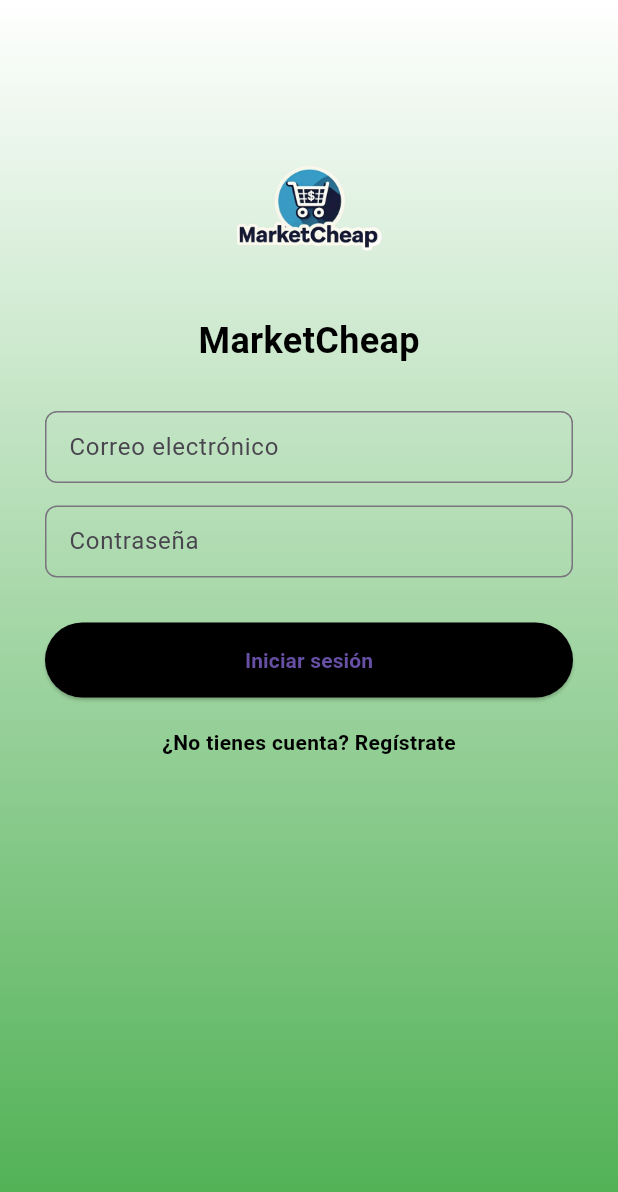
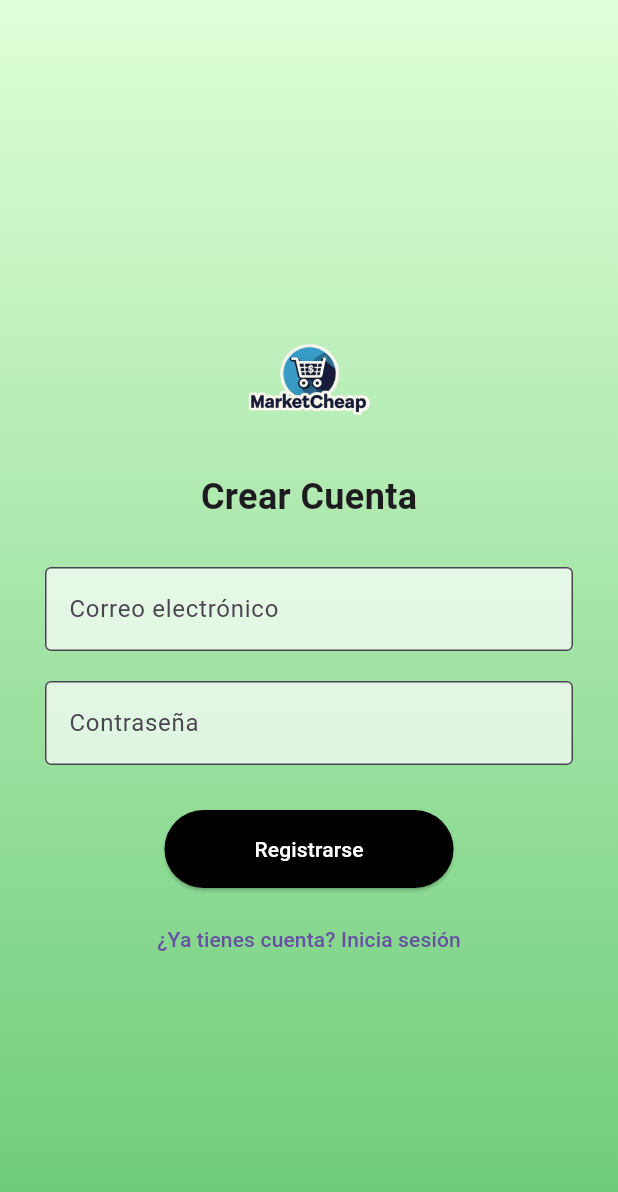
Before and after one commit to Jeisson177/Innovacion, a Flutter app: the screen it shows after launch, after a tap on "¿No tienes cuenta? Regístrate", on a phone screen of 412 x 824 dp. Shown: the top 1192 px of the screen. Run offline on Flutter 3.47's test engine with Material 3 defaults, Android fonts, the light colour scheme and no system bars; our stand-ins replace firebase_auth, firebase_core, google_sign_in; missing offline and left inert: flutter_facebook_auth; accounts and stored records are empty; network calls fail.

Commit message:
registro bien, autenticacion en proceso

```diff
--- a/marketcheap/lib/InicioScreen.dart
+++ b/marketcheap/lib/InicioScreen.dart
@@ -16,7 +16,7 @@ class InicioScreen extends StatelessWidget {
               padding: const EdgeInsets.all(10),
               decoration: const BoxDecoration(
                 gradient: LinearGradient(
-                  colors: [Colors.white, Colors.green],
+                  colors: [Color.fromARGB(255, 98, 195, 107), Color.fromARGB(255, 40, 132, 44)],
                 ),
               ),
               child: Row(
@@ -57,7 +57,7 @@ class InicioScreen extends StatelessWidget {
               padding: const EdgeInsets.all(10),
               decoration: BoxDecoration(
                 gradient: const LinearGradient(
-                  colors: [Colors.white, Colors.green],
+                  colors: [Color.fromARGB(255, 98, 195, 107), Color.fromARGB(255, 40, 132, 44)],
                 ),
                 borderRadius: BorderRadius.circular(8),
               ),
--- a/marketcheap/lib/LoginScreen.dart
+++ b/marketcheap/lib/LoginScreen.dart
@@ -1,12 +1,25 @@
 import 'package:flutter/material.dart';
+import 'package:marketcheap/util/auth.dart';
 import 'InicioScreen.dart';
-
 
 class LoginScreen extends StatelessWidget {
   const LoginScreen({super.key});
 
+  void _handleSocialLogin(BuildContext context, Future Function() loginMethod) async {
+    final userCredential = await loginMethod();
+    if (userCredential != null) {
+      Navigator.pushReplacementNamed(context, '/inicio');
+    } else {
+      ScaffoldMessenger.of(context).showSnackBar(
+        const SnackBar(content: Text("Error al iniciar sesión")),
+      );
+    }
+  }
+
   @override
   Widget build(BuildContext context) {
+    final authService = Auth();
+
     return Scaffold(
       body: Container(
         width: double.infinity,
@@ -77,9 +90,35 @@ class LoginScreen extends StatelessWidget {
                 ),
               ),
               const SizedBox(height: 20),
+
+              // Botón Google
+              SizedBox(
+                width: double.infinity,
+                height: 45,
+                child: OutlinedButton.icon(
+                  icon: Image.asset('assets/icons/google.png', height: 24),
+                  label: const Text("Iniciar sesión con Google"),
+                  onPressed: () => _handleSocialLogin(context, authService.signInWithGoogle),
+                ),
+              ),
+
+              const SizedBox(height: 10),
+
+              // Botón Facebook
+              SizedBox(
+                width: double.infinity,
+                height: 45,
+                child: OutlinedButton.icon(
+                  icon: Image.asset('assets/icons/facebook.png', height: 24),
+                  label: const Text("Iniciar sesión con Facebook"),
+                  onPressed: () => _handleSocialLogin(context, authService.signInWithFacebook),
+                ),
+              ),
+
+              const SizedBox(height: 20),
               GestureDetector(
                 onTap: () {
-                  // Acción para registrarse
+                  Navigator.pushNamed(context, '/registro');
                 },
                 child: const Text(
                   '¿No tienes cuenta? Regístrate',
--- /dev/null
+++ b/marketcheap/lib/RegisterScreen.dart
@@ -0,0 +1,109 @@
+import 'package:firebase_auth/firebase_auth.dart';
+import 'package:flutter/material.dart';
+
+class RegisterScreen extends StatefulWidget {
+  const RegisterScreen({super.key});
+
+  @override
+  State<RegisterScreen> createState() => _RegisterScreenState();
+}
+
+class _RegisterScreenState extends State<RegisterScreen> {
+  final TextEditingController _emailController = TextEditingController();
+  final TextEditingController _passwordController = TextEditingController();
+
+  Future<void> _register() async {
+    try {
+      await FirebaseAuth.instance.createUserWithEmailAndPassword(
+        email: _emailController.text.trim(),
+        password: _passwordController.text.trim(),
+      );
+      // Registro exitoso, redirige al login o inicio
+      ScaffoldMessenger.of(context).showSnackBar(
+        const SnackBar(content: Text('Registro exitoso')),
+      );
+      Navigator.pushReplacementNamed(context, '/');
+    } catch (e) {
+      ScaffoldMessenger.of(context).showSnackBar(
+        SnackBar(content: Text('Error al registrar: $e')),
+      );
+    }
+  }
+
+  @override
+  Widget build(BuildContext context) {
+    return Scaffold(
+      body: Container(
+        decoration: const BoxDecoration(
+          gradient: LinearGradient(
+            colors: [Color(0xFFDFFFD8), Color(0xFF6BCB77)],
+            begin: Alignment.topCenter,
+            end: Alignment.bottomCenter,
+          ),
+        ),
+        padding: const EdgeInsets.symmetric(horizontal: 30),
+        child: Center(
+          child: SingleChildScrollView(
+            child: Column(
+              children: [
+                const SizedBox(height: 30),
+                Image.asset('assets/icons/ic_marketcheap_logo.png', height: 100),
+                const SizedBox(height: 10),
+                const Text(
+                  'Crear Cuenta',
+                  style: TextStyle(fontSize: 24, fontWeight: FontWeight.bold),
+                ),
+                const SizedBox(height: 30),
+                TextField(
+                  controller: _emailController,
+                  decoration: const InputDecoration(
+                    labelText: 'Correo electrónico',
+                    filled: true,
+                    fillColor: Colors.white70,
+                    border: OutlineInputBorder(),
+                  ),
+                ),
+                const SizedBox(height: 20),
+                TextField(
+                  controller: _passwordController,
+                  obscureText: true,
+                  decoration: const InputDecoration(
+                    labelText: 'Contraseña',
+                    filled: true,
+                    fillColor: Colors.white70,
+                    border: OutlineInputBorder(),
+                  ),
+                ),
+                const SizedBox(height: 30),
+                ElevatedButton(
+                  onPressed: _register,
+                  style: ElevatedButton.styleFrom(
+                    backgroundColor: Colors.black,
+                    padding: const EdgeInsets.symmetric(
+                      vertical: 16,
+                      horizontal: 60,
+                    ),
+                    shape: RoundedRectangleBorder(
+                      borderRadius: BorderRadius.circular(30),
+                    ),
+                  ),
+                  child: const Text(
+                    'Registrarse',
+                    style: TextStyle(color: Colors.white),
+                  ),
+                ),
+                const SizedBox(height: 10),
+                TextButton(
+                  onPressed: () {
+                    Navigator.pushReplacementNamed(context, '/');
+                  },
+                  child: const Text('¿Ya tienes cuenta? Inicia sesión'),
+                ),
+              ],
+            ),
+          ),
+        ),
+      ),
+    );
+  }
+}
--- a/marketcheap/lib/main.dart
+++ b/marketcheap/lib/main.dart
@@ -2,11 +2,12 @@ import 'package:firebase_core/firebase_core.dart';
 import 'package:flutter/material.dart';
 import 'package:marketcheap/CartScreen.dart';
 import 'package:marketcheap/OfertasScreen.dart';
+import 'package:marketcheap/RegisterScreen.dart';
 import 'package:marketcheap/ShoppinfCart.dart';
 import 'package:marketcheap/firebase_options.dart';
 import 'package:provider/provider.dart';
-import 'LoginScreen.dart'; // Asegúrate de que LoginScreen.dart esté bien referenciado
-import 'InicioScreen.dart'; // Asegúrate de que InicioScreen.dart esté bien referenciado
+import 'LoginScreen.dart';
+import 'InicioScreen.dart';
 
 void main() async {
   WidgetsFlutterBinding.ensureInitialized();
@@ -32,6 +33,7 @@ class MyApp extends StatelessWidget {
           '/inicio': (context) => const InicioScreen(),
           '/ofertas': (context) => OfertasScreen(),
           '/carrito': (context) => const CartScreen(),
+          '/registro': (context) => const RegisterScreen(),
         },
       ),
     );
```
Also changed, not shown: marketcheap/lib/util/auth.dart (+89 -0 lines), marketcheap/pubspec.yaml (+8 -2 lines), marketcheap/assets/icons/facebook.png (added), marketcheap/assets/icons/google.png (added), marketcheap/pubspec.lock, 5 other files.
